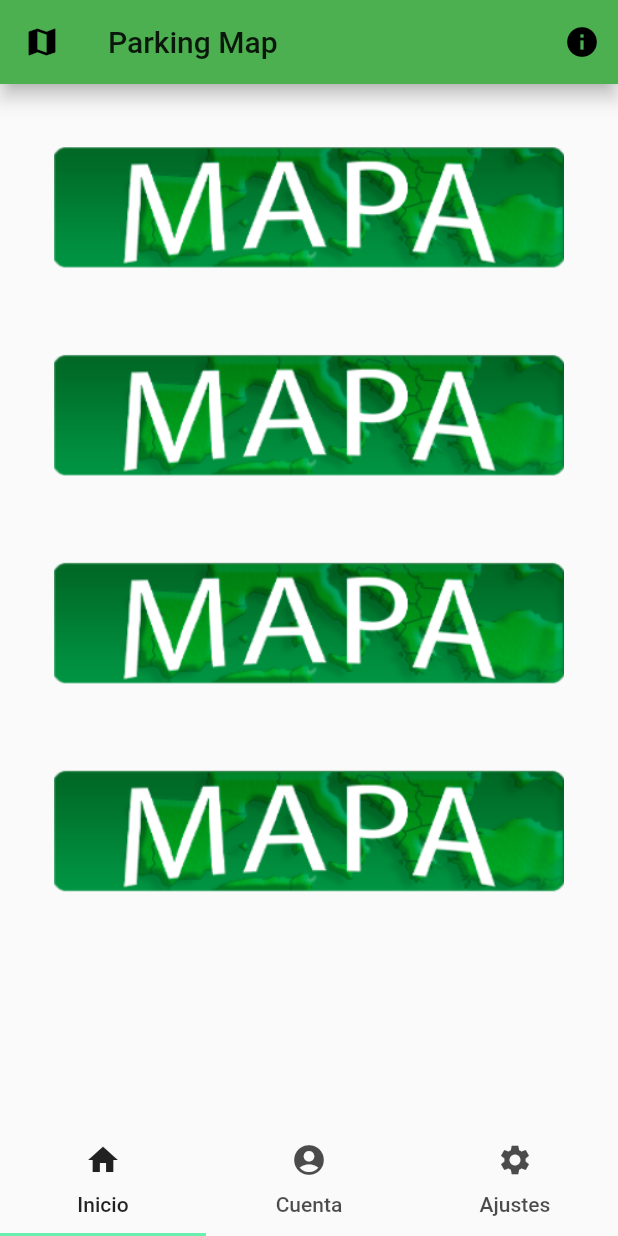
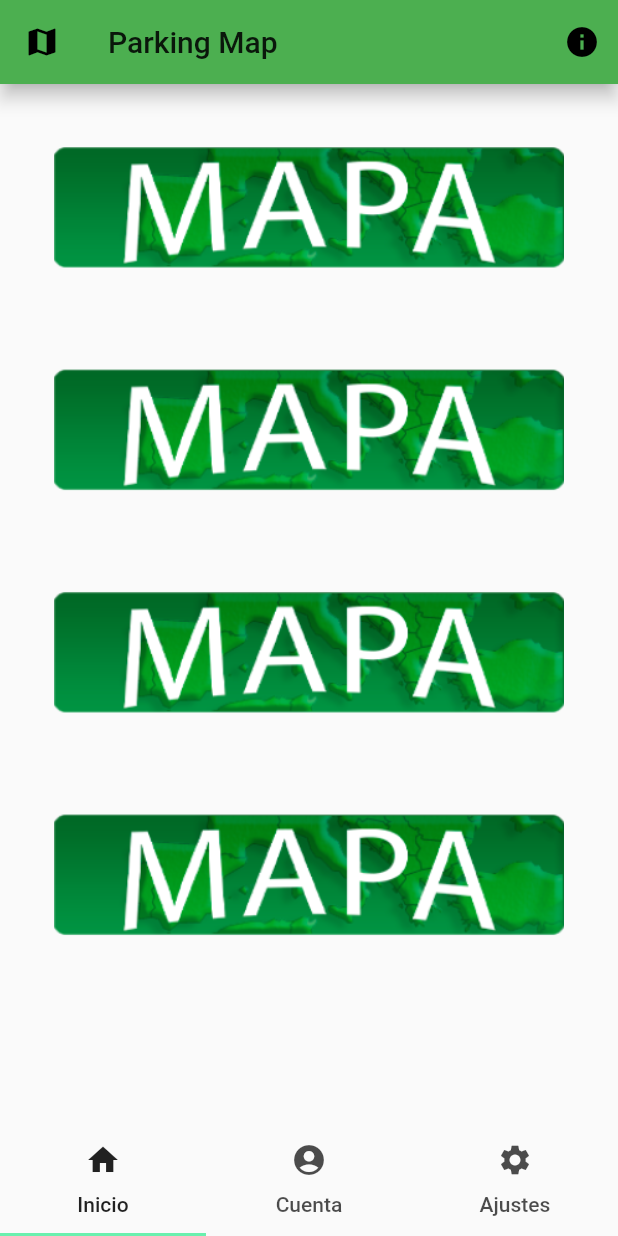
Before and after one commit to jvazquezmatias/map_project, a Flutter app: the screen it shows after launch, on a phone screen of 412 x 824 dp. Run offline on Flutter 3.47's test engine with Material 2 defaults, Android fonts, the light colour scheme and no system bars; missing offline and left inert: mysql1; accounts and stored records are empty.

Commit message:
Cambios tamaños

```diff
--- a/lib/ui/pages/account.dart
+++ b/lib/ui/pages/account.dart
@@ -13,6 +13,7 @@ class LoginPage extends StatefulWidget {
 class AccountTab extends State<LoginPage> {
   @override
   Widget build(BuildContext context) {
+        Size size = MediaQuery.of(context).size;
     final logo = Hero(
       tag: 'hero',
       child: CircleAvatar(
--- a/lib/ui/pages/home.dart
+++ b/lib/ui/pages/home.dart
@@ -27,7 +27,7 @@ class HomeTab extends StatelessWidget {
             ),
           ),
           Container(
-            margin: EdgeInsets.only(top: 15),
+            margin: EdgeInsets.only(top: size.height*0.03),
             height: size.height*0.15,
             child: new FlatButton(
               onPressed: null,
@@ -38,7 +38,7 @@ class HomeTab extends StatelessWidget {
             ),
           ),
           Container(
-            margin: EdgeInsets.only(top: 15),
+            margin: EdgeInsets.only(top: size.height*0.03),
             height: size.height*0.15,
             child: new FlatButton(
               onPressed: null,
@@ -49,7 +49,7 @@ class HomeTab extends StatelessWidget {
             ),
           ),
           Container(
-            margin: EdgeInsets.only(top: 15),
+            margin: EdgeInsets.only(top: size.height*0.03),
             height: size.height*0.15,
             child: new FlatButton(
               onPressed: null,
```
